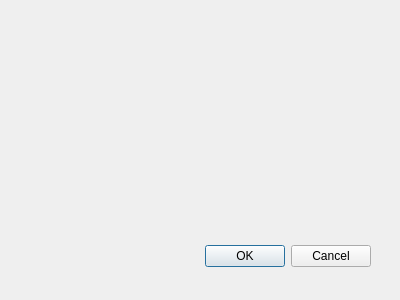
yunhasnawa/DEExp, file DEExp/writedatadialog.ui: the form before one commit.
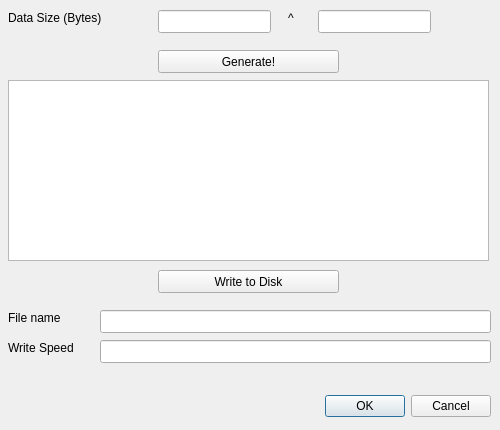
The form after the commit.

The edit to the form file:
```diff
--- a/DEExp/writedatadialog.ui
+++ b/DEExp/writedatadialog.ui
@@ -8,8 +8,8 @@
    <rect>
     <x>0</x>
     <y>0</y>
-    <width>400</width>
-    <height>300</height>
+    <width>500</width>
+    <height>430</height>
    </rect>
   </property>
   <property name="windowTitle">
@@ -18,9 +18,9 @@
   <widget class="QDialogButtonBox" name="buttonBox">
    <property name="geometry">
     <rect>
-     <x>30</x>
-     <y>240</y>
-     <width>341</width>
+     <x>10</x>
+     <y>390</y>
+     <width>481</width>
      <height>32</height>
     </rect>
    </property>
@@ -31,6 +31,134 @@
     <set>QDialogButtonBox::Cancel|QDialogButtonBox::Ok</set>
    </property>
   </widget>
+  <widget class="QLabel" name="label">
+   <property name="geometry">
+    <rect>
+     <x>8</x>
+     <y>10</y>
+     <width>121</width>
+     <height>16</height>
+    </rect>
+   </property>
+   <property name="text">
+    <string>Data Size (Bytes)</string>
+   </property>
+  </widget>
+  <widget class="QLineEdit" name="lineEdit_2">
+   <property name="geometry">
+    <rect>
+     <x>318</x>
+     <y>10</y>
+     <width>113</width>
+     <height>23</height>
+    </rect>
+   </property>
+  </widget>
+  <widget class="QLineEdit" name="lineEdit_3">
+   <property name="geometry">
+    <rect>
+     <x>100</x>
+     <y>310</y>
+     <width>391</width>
+     <height>23</height>
+    </rect>
+   </property>
+  </widget>
+  <widget class="QPushButton" name="pushButton_2">
+   <property name="geometry">
+    <rect>
+     <x>158</x>
+     <y>270</y>
+     <width>181</width>
+     <height>23</height>
+    </rect>
+   </property>
+   <property name="text">
+    <string>Write to Disk</string>
+   </property>
+  </widget>
+  <widget class="QLabel" name="label_2">
+   <property name="geometry">
+    <rect>
+     <x>288</x>
+     <y>10</y>
+     <width>21</width>
+     <height>16</height>
+    </rect>
+   </property>
+   <property name="text">
+    <string>^</string>
+   </property>
+  </widget>
+  <widget class="QLabel" name="label_4">
+   <property name="geometry">
+    <rect>
+     <x>8</x>
+     <y>340</y>
+     <width>81</width>
+     <height>16</height>
+    </rect>
+   </property>
+   <property name="text">
+    <string>Write Speed</string>
+   </property>
+  </widget>
+  <widget class="QPushButton" name="pushButton">
+   <property name="geometry">
+    <rect>
+     <x>158</x>
+     <y>50</y>
+     <width>181</width>
+     <height>23</height>
+    </rect>
+   </property>
+   <property name="text">
+    <string>Generate!</string>
+   </property>
+  </widget>
+  <widget class="QTextEdit" name="textEdit">
+   <property name="geometry">
+    <rect>
+     <x>8</x>
+     <y>80</y>
+     <width>481</width>
+     <height>181</height>
+    </rect>
+   </property>
+  </widget>
+  <widget class="QLabel" name="label_3">
+   <property name="geometry">
+    <rect>
+     <x>8</x>
+     <y>310</y>
+     <width>81</width>
+     <height>16</height>
+    </rect>
+   </property>
+   <property name="text">
+    <string>File name</string>
+   </property>
+  </widget>
+  <widget class="QLineEdit" name="lineEdit">
+   <property name="geometry">
+    <rect>
+     <x>158</x>
+     <y>10</y>
+     <width>113</width>
+     <height>23</height>
+    </rect>
+   </property>
+  </widget>
+  <widget class="QLineEdit" name="lineEdit_4">
+   <property name="geometry">
+    <rect>
+     <x>100</x>
+     <y>340</y>
+     <width>391</width>
+     <height>23</height>
+    </rect>
+   </property>
+  </widget>
  </widget>
  <pixmapfunction/>
  <resources/>
```
Left out of the diff: 5 changed lines with no effect on the pictures.
